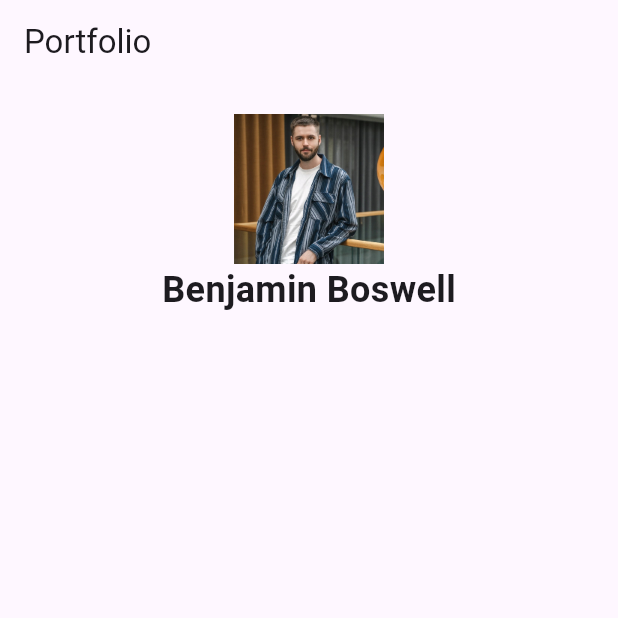
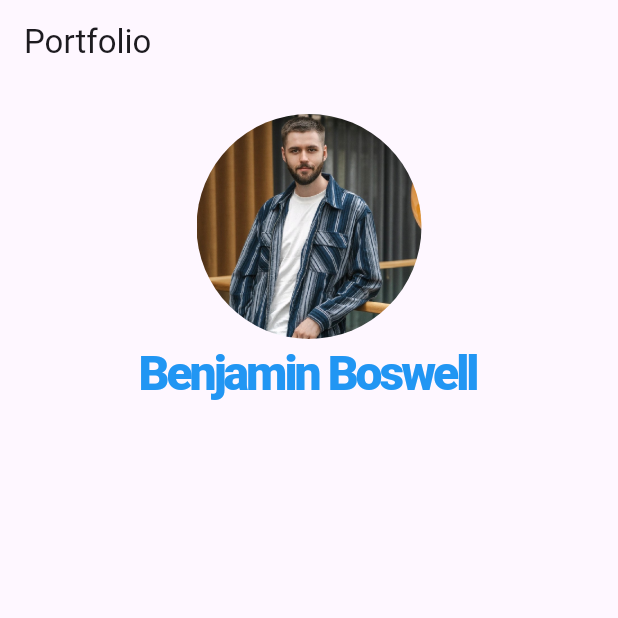
Before and after one commit to boswellbenjamin/Flutter-portfolio, a Flutter app: the screen it shows after launch, on a phone screen of 412 x 824 dp, the top half of it. Run offline on Flutter 3.47's test engine with Material 3 defaults, Android fonts, the phone set to English and light mode, and no system bars.

Commit message:
Refactor profile image display for Benjamin with improved styling and dimensions

```diff
--- a/lib/main.dart
+++ b/lib/main.dart
@@ -21,14 +21,27 @@ class Home extends StatelessWidget {
             crossAxisAlignment: CrossAxisAlignment.center,
             children: [
               const SizedBox(height: 20),
-              Image.asset(
-                'assets/images/benjamin.jpg', // Ensure you have a profile picture in assets
-                width: 100,
-                height: 100,
+              Container(
+                decoration:
+                    BoxDecoration(), // Todo: Add decoration around image
+                child: ClipRRect(
+                  borderRadius: BorderRadius.circular(75),
+                  child: Image.asset(
+                    'assets/images/benjamin.jpg',
+                    width: 150,
+                    height: 150,
+                    fit: BoxFit.cover,
+                  ),
+                ),
               ),
               const Text(
                 'Benjamin Boswell',
-                style: TextStyle(fontSize: 24, fontWeight: FontWeight.bold),
+                style: TextStyle(
+                  fontSize: 32,
+                  fontWeight: FontWeight.w900,
+                  letterSpacing: -2,
+                  color: Colors.blue,
+                ),
               ),
             ],
           ),
```
